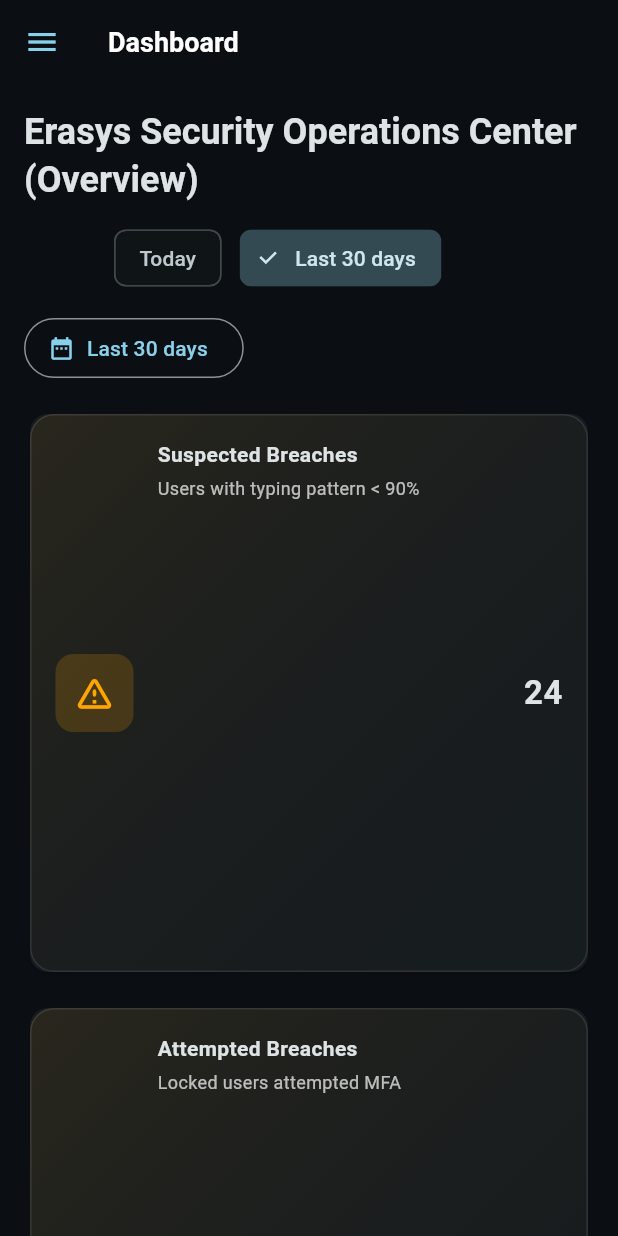
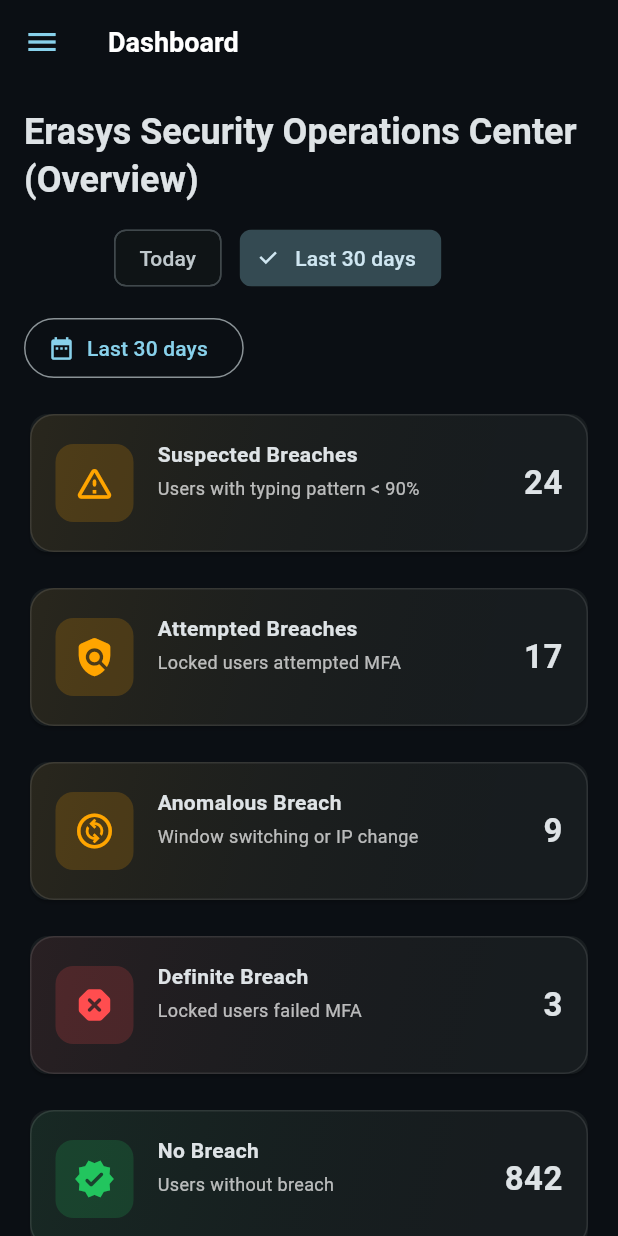
Before and after one commit to bounasrnour-erasys/safe_pulse_soc, a Flutter app: the SocShell screen opened by its route, after a tap on "Last 30 days", on a phone screen of 412 x 824 dp. Run offline on Flutter 3.47's test engine with Material 3 defaults, Android fonts, the light colour scheme and no system bars.

Commit message:
dashboard responsive

```diff
--- a/lib/pages/dashboard_page.dart
+++ b/lib/pages/dashboard_page.dart
@@ -61,6 +61,9 @@
         } else if (width >= 800) {
           columns = 2;
         }
+        // Make KPI tiles reasonable height on small screens
+        final double tileAspect =
+            (columns >= 4) ? 3.6 : (columns == 3) ? 3.2 : (columns == 2) ? 2.6 : 3.8;
 
         return SingleChildScrollView(
           padding: const EdgeInsets.all(16),
@@ -100,6 +103,7 @@
                 crossAxisCount: columns,
                 crossAxisSpacing: 16,
                 mainAxisSpacing: 16,
+                childAspectRatio: tileAspect,
                 shrinkWrap: true,
                 physics: const NeverScrollableScrollPhysics(),
                 children: const [
@@ -148,6 +152,34 @@
                 ],
               ),
               const SizedBox(height: 16),
+              if (width < 900)
+                Column(
+                  crossAxisAlignment: CrossAxisAlignment.stretch,
+                  children: [
+                    _ChartCard(
+                      title: 'Recent Incidents',
+                      child: _IncidentsList(items: const [
+                        MapEntry('P1 • Definite breach detected', 'Just now'),
+                        MapEntry('P2 • MFA failed for locked user', '5m ago'),
+                        MapEntry('P3 • Window switching detected', '28m ago'),
+                        MapEntry('P2 • Typing pattern anomaly', '1h ago'),
+                        MapEntry('P3 • Geo-IP variance > 300km', '2h ago'),
+                        MapEntry('P4 • Device posture warning', '4h ago'),
+                      ]),
+                    ),
+                    const SizedBox(height: 16),
+                    _ChartCard(
+                      title: 'Active Alerts',
+                      child: _ListPlaceholder(items: const [
+                        MapEntry('P1 • Critical', '3'),
+                        MapEntry('P2 • High', '7'),
+                        MapEntry('P3 • Medium', '12'),
+                        MapEntry('P4 • Low', '20'),
+                      ]),
+                    ),
+                  ],
+                )
+              else
                 Row(
                   crossAxisAlignment: CrossAxisAlignment.start,
                   children: [
@@ -250,7 +282,7 @@
               color: it.value ? const Color(0xFF22C55E) : const Color(0xFFFF4D4F),
               size: 18,
             ),
-            title: Text(it.key),
+            title: Text(it.key, maxLines: 1, overflow: TextOverflow.ellipsis),
             trailing: Text(
               it.value ? 'Operational' : 'Degraded',
               style: const TextStyle(color: Colors.white70),
@@ -352,7 +384,7 @@
             dense: true,
             contentPadding: EdgeInsets.zero,
             leading: const Icon(Icons.fiber_manual_record, size: 12, color: Colors.white54),
-            title: Text(e.key),
+            title: Text(e.key, maxLines: 1, overflow: TextOverflow.ellipsis),
             trailing: Text(e.value, style: const TextStyle(color: Colors.white70)),
           ),
       ],
```
Lines whose indentation alone changed are shown as unchanged.
